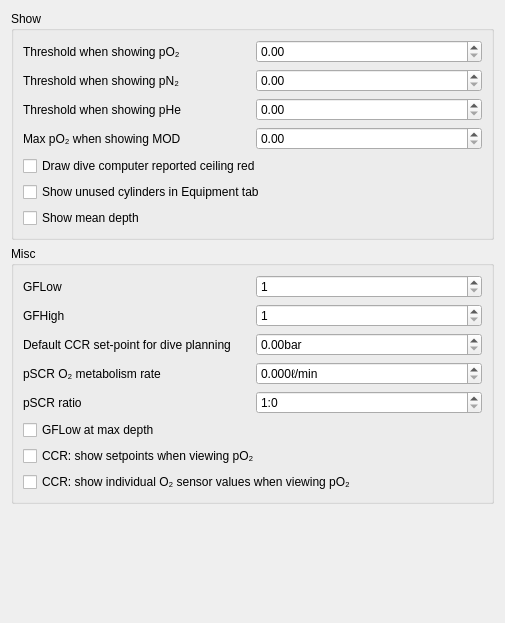
The window that desktop-widgets/preferences/preferences_graph.ui (subsurface/subsurface) describes before a commit, drawn with Qt 5.
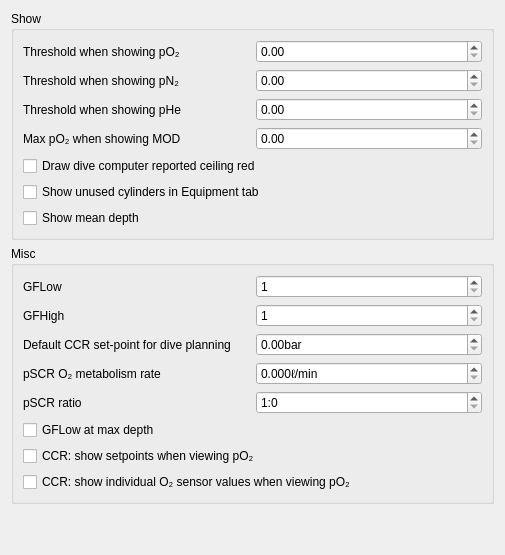
The same window after the commit.

Commit message:
Shrink the minimum size for preferences window
Let's have the preferences window as small as possible with the current
data in it. This should allow people with vertical resolution of 600 to
use the preferences window.

Fixes #1083

Patch:
```diff
--- a/desktop-widgets/preferences/preferences_graph.ui
+++ b/desktop-widgets/preferences/preferences_graph.ui
@@ -7,7 +7,7 @@
     <x>0</x>
     <y>0</y>
     <width>505</width>
-    <height>623</height>
+    <height>555</height>
    </rect>
   </property>
   <property name="windowTitle">
```
